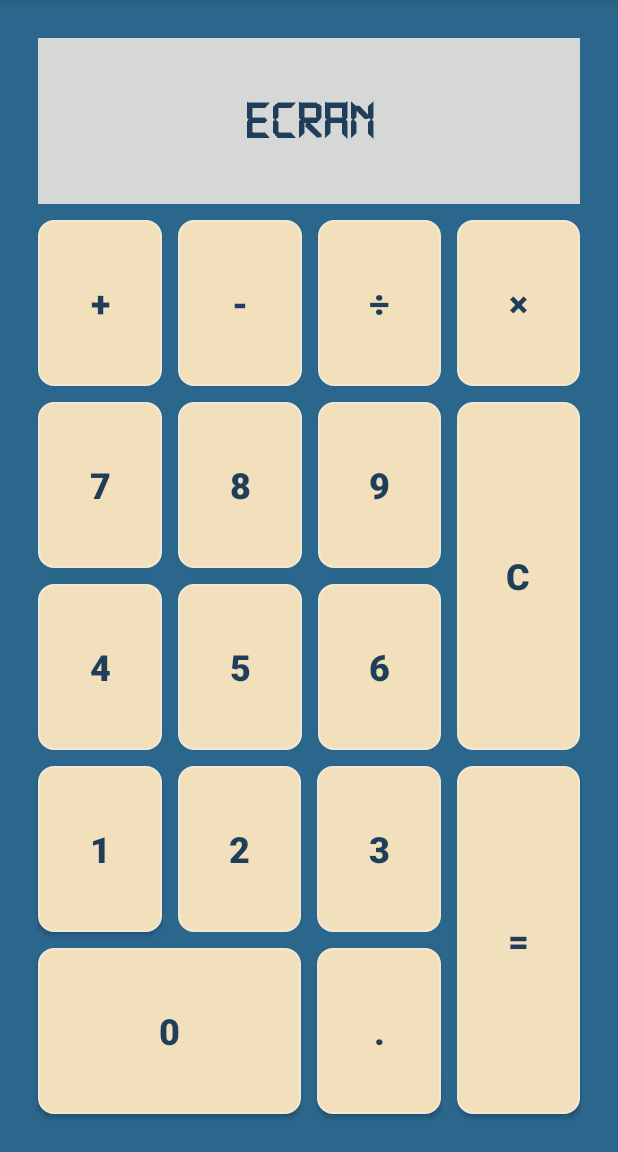
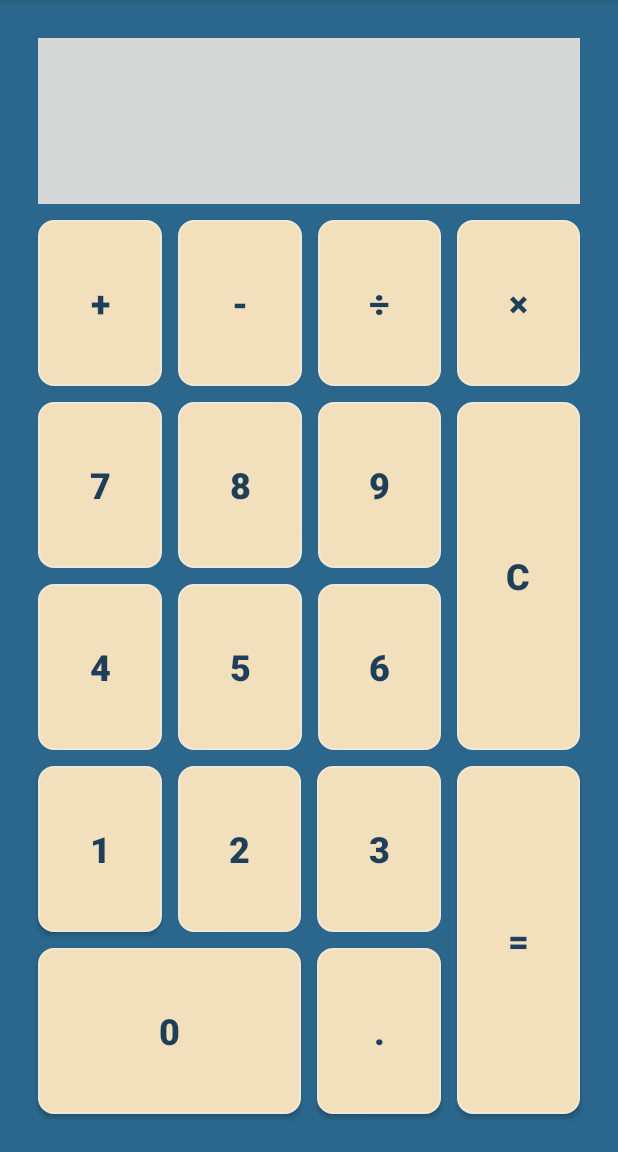
Before and after one commit to lexpierini/Calculatrice_Andriod, an Android app: the screen it shows after launch (CalculatriceActivity), on a phone screen of 412 x 824 dp, the part 84-1236 px from its top. Run offline under Robolectric (Android 15) with nearby library versions, the phone set to English and light mode, and no system bars.

```diff
--- a/app/src/main/res/layout-land/activity_calculatrice.xml
+++ b/app/src/main/res/layout-land/activity_calculatrice.xml
@@ -25,7 +25,6 @@
             android:background="?attr/colorButtonNormal"
             android:fontFamily="@font/display_liquide"
             android:gravity="center"
-            android:text="ECRAN"
             android:textColor="@color/GreatWave1"
             android:textSize="36sp"
             android:textStyle="bold" />
--- a/app/src/main/res/layout/activity_calculatrice.xml
+++ b/app/src/main/res/layout/activity_calculatrice.xml
@@ -32,7 +32,6 @@
                 android:background="?attr/colorButtonNormal"
                 android:fontFamily="@font/display_liquide"
                 android:gravity="center"
-                android:text="ECRAN"
                 android:textColor="@color/GreatWave1"
                 android:textSize="36sp"
                 android:textStyle="bold" />
```
Also changed, not shown: app/src/main/java/com/example/apierini_pnm_tp3/CalculatriceActivity.java (+13 -10 lines).
